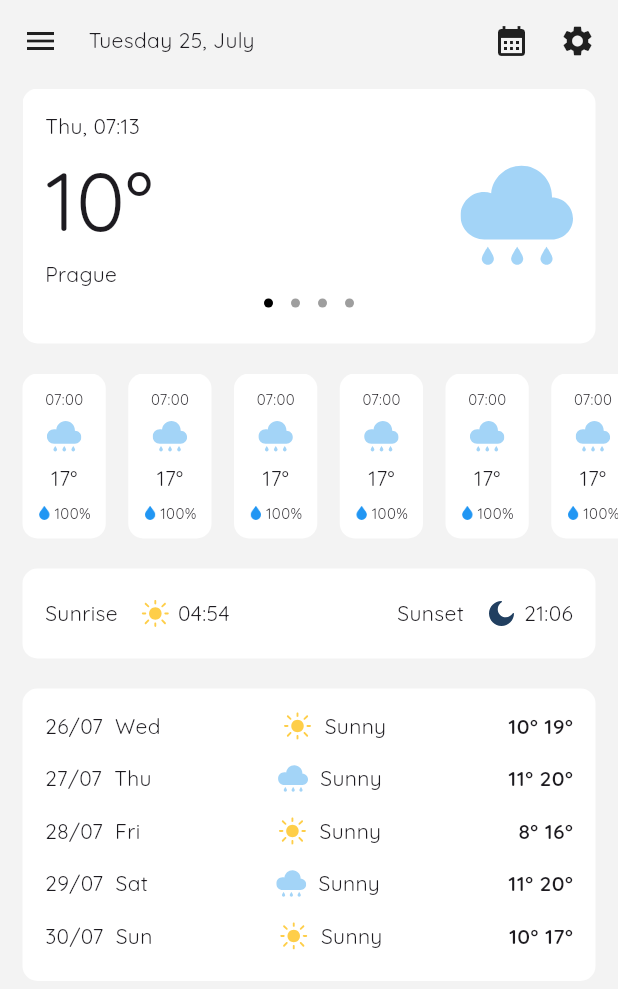
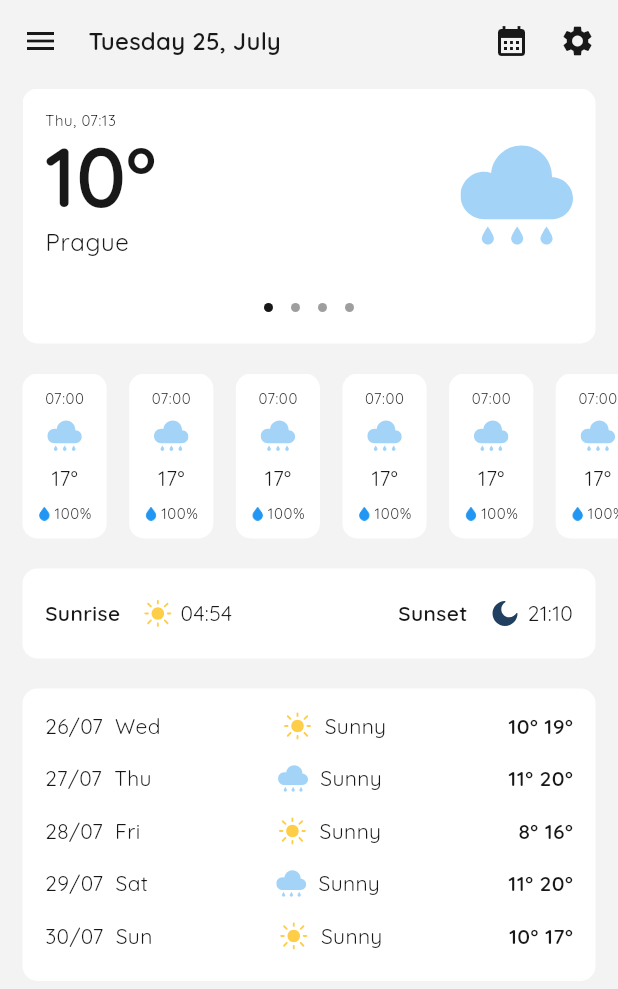
Before and after one commit to mkljucevic/weather_app, a Flutter app: the screen it shows after launch, on a phone screen of 412 x 824 dp. Shown: the top 989 px of the screen. Run offline on Flutter 3.47's test engine with Material 3 defaults, Android fonts, the phone set to English and light mode, and no system bars; drawn by our look-alikes of dots_indicator; our stand-ins replace flutter_svg.

Commit message:
feat: implement custom styles throughout app

```diff
--- a/lib/components/daily_forecast_card.dart
+++ b/lib/components/daily_forecast_card.dart
@@ -11,7 +11,7 @@ class DailyForecastCard extends StatelessWidget {
       padding: const EdgeInsets.all(15),
       decoration: BoxDecoration(
         borderRadius: BorderRadius.circular(10),
-        color: Colors.white,
+        color: Theme.of(context).cardColor,
       ),
       child: const Column(
         children: [
@@ -83,22 +83,23 @@ class DailyForecastRow extends StatelessWidget {
       children: [
         Row(
           children: [
-            Text(date),
+            Text(date, style: Theme.of(context).textTheme.bodyMedium),
             const SizedBox(width: 8),
-            Text(day),
+            Text(day, style: Theme.of(context).textTheme.bodyMedium),
           ],
         ),
         Row(
           children: [
             SvgPicture.asset(iconSrc, width: 20, height: 20),
             const SizedBox(width: 8),
-            const Text('Sunny'),
+            Text('Sunny', style: Theme.of(context).textTheme.bodyMedium),
           ],
         ),
-        Text(
-          '$tempLow° $tempHigh°',
-          style: const TextStyle(fontWeight: FontWeight.bold),
-        ),
+        Text('$tempLow° $tempHigh°',
+            style: Theme.of(context)
+                .textTheme
+                .bodyMedium
+                ?.copyWith(fontWeight: FontWeight.w600)),
       ],
     );
   }
--- a/lib/components/hourly_forecast_card.dart
+++ b/lib/components/hourly_forecast_card.dart
@@ -10,28 +10,31 @@ class HourlyForecastCard extends StatelessWidget {
       padding: const EdgeInsets.symmetric(horizontal: 10, vertical: 10),
       decoration: BoxDecoration(
         borderRadius: BorderRadius.circular(10),
-        color: Colors.white,
+        color: Theme.of(context).cardColor,
       ),
       child: Column(
         mainAxisAlignment: MainAxisAlignment.spaceBetween,
         children: [
-          const Text(
+          Text(
             '07:00',
-            style: TextStyle(fontSize: 10),
+            style: Theme.of(context).textTheme.bodySmall,
           ),
           SvgPicture.asset(
             'assets/rain.svg',
             width: 23,
             height: 23,
           ),
-          const Text('17°'),
+          Text(
+            '17°',
+            style: Theme.of(context).textTheme.bodyMedium,
+          ),
           Row(
             children: [
               Image.asset('assets/raindrop.png', scale: 3.5),
               const SizedBox(width: 2),
-              const Text(
+              Text(
                 '100%',
-                style: TextStyle(fontSize: 10),
+                style: Theme.of(context).textTheme.bodySmall,
               ),
             ],
           ),
--- a/lib/components/main_weather_display_card.dart
+++ b/lib/components/main_weather_display_card.dart
@@ -9,7 +9,7 @@ class MainWeatherDisplayCard extends StatelessWidget {
   Widget build(BuildContext context) {
     return Container(
       decoration: BoxDecoration(
-        color: Colors.white,
+        color: Theme.of(context).cardColor,
         borderRadius: BorderRadius.circular(10),
       ),
       child: Padding(
@@ -17,18 +17,21 @@ class MainWeatherDisplayCard extends StatelessWidget {
         child: Column(
           crossAxisAlignment: CrossAxisAlignment.start,
           children: [
-            const Text('Thu, 07:13'),
+            Text('Thu, 07:13', style: Theme.of(context).textTheme.bodySmall),
             Row(
               mainAxisAlignment: MainAxisAlignment.spaceBetween,
               children: [
-                const Column(
+                Column(
                   crossAxisAlignment: CrossAxisAlignment.start,
                   children: [
                     Text(
                       '10°',
-                      style: TextStyle(fontSize: 55),
+                      style: Theme.of(context).textTheme.displayLarge,
                     ),
-                    Text('Prague'),
+                    Text(
+                      'Prague',
+                      style: Theme.of(context).textTheme.bodyLarge,
+                    ),
                   ],
                 ),
                 SvgPicture.asset(
@@ -38,15 +41,16 @@ class MainWeatherDisplayCard extends StatelessWidget {
                 ),
               ],
             ),
+            const Spacer(),
             Center(
               child: DotsIndicator(
                 dotsCount: 4,
                 position: 0,
-                decorator: const DotsDecorator(
-                  size: Size(6, 6),
-                  activeSize: Size(6, 6),
+                decorator: DotsDecorator(
+                  size: const Size(6, 6),
+                  activeSize: const Size(6, 6),
                   color: Colors.grey, // Inactive color
-                  activeColor: Colors.black,
+                  activeColor: Theme.of(context).textTheme.bodyMedium?.color,
                 ),
               ),
             ),
--- a/lib/components/sunset_sunrise_card.dart
+++ b/lib/components/sunset_sunrise_card.dart
@@ -12,11 +12,17 @@ class SunriseSunsetCard extends StatelessWidget {
       padding: const EdgeInsets.symmetric(vertical: 20, horizontal: 15),
       decoration: BoxDecoration(
         borderRadius: BorderRadius.circular(10),
-        color: Colors.white,
+        color: Theme.of(context).cardColor,
       ),
       child: Row(
         children: [
-          const Text('Sunrise'),
+          Text(
+            'Sunrise',
+            style: Theme.of(context)
+                .textTheme
+                .bodyMedium
+                ?.copyWith(fontWeight: FontWeight.w600),
+          ),
           const SizedBox(width: 15),
           SvgPicture.asset(
             'assets/sun.svg',
@@ -24,9 +30,18 @@ class SunriseSunsetCard extends StatelessWidget {
             height: 20,
           ),
           const SizedBox(width: 5),
-          const Text('04:54'),
+          Text(
+            '04:54',
+            style: Theme.of(context).textTheme.bodyMedium,
+          ),
           const Spacer(),
-          const Text('Sunset'),
+          Text(
+            'Sunset',
+            style: Theme.of(context)
+                .textTheme
+                .bodyMedium
+                ?.copyWith(fontWeight: FontWeight.w600),
+          ),
           const SizedBox(width: 15),
           SvgPicture.asset(
             'assets/moon.svg',
@@ -34,7 +49,10 @@ class SunriseSunsetCard extends StatelessWidget {
             height: 20,
           ),
           const SizedBox(width: 5),
-          const Text('21:06'),
+          Text(
+            '21:10',
+            style: Theme.of(context).textTheme.bodyMedium,
+          ),
         ],
       ),
     );
--- a/lib/styles/custom_theme_data.dart
+++ b/lib/styles/custom_theme_data.dart
@@ -4,13 +4,89 @@ import 'package:weather_app/styles/colors.dart';
 final ThemeData cLightThemeData = ThemeData(
   scaffoldBackgroundColor: cBgColorLight,
 
-  // fonts
+  cardColor: cCardBgLight,
+  iconTheme: const IconThemeData(
+    color: cTextColorLight,
+  ),
+
+  // text and fonts
   fontFamily: 'Quicksand',
+  textTheme: const TextTheme(
+    // for main weather temperature display
+    displayLarge: TextStyle(
+      fontSize: 55,
+      fontWeight: FontWeight.w600,
+      color: cTextColorLight,
+    ),
+
+    // for top-header title
+    titleMedium: TextStyle(
+      fontSize: 16,
+      fontWeight: FontWeight.w600,
+      color: cTextColorLight,
+    ),
+
+    // smallest app font
+    bodySmall: TextStyle(
+      fontSize: 10,
+      color: cTextColorLight,
+    ),
+
+    // medium app font
+    bodyMedium: TextStyle(
+      fontSize: 14,
+      color: cTextColorLight,
+    ),
+
+    // large app font
+    bodyLarge: TextStyle(
+      fontSize: 16,
+      color: cTextColorLight,
+    ),
+  ),
 );
 
 final ThemeData cDarkThemeData = ThemeData(
   scaffoldBackgroundColor: cBgColorDark,
 
-  // fonts
+  cardColor: cCardBgDark,
+  iconTheme: const IconThemeData(
+    color: cTextColorDark,
+  ),
+
+  // text and fonts
   fontFamily: 'Quicksand',
+  textTheme: const TextTheme(
+    // for main weather temperature display
+    displayLarge: TextStyle(
+      fontSize: 55,
+      fontWeight: FontWeight.w600,
+      color: cTextColorDark,
+    ),
+
+    // for top-header title
+    titleMedium: TextStyle(
+      fontSize: 16,
+      fontWeight: FontWeight.w600,
+      color: cTextColorDark,
+    ),
+
+    // smallest app font
+    bodySmall: TextStyle(
+      fontSize: 10,
+      color: cTextColorDark,
+    ),
+
+    // medium app font
+    bodyMedium: TextStyle(
+      fontSize: 14,
+      color: cTextColorDark,
+    ),
+
+    // large app font
+    bodyLarge: TextStyle(
+      fontSize: 16,
+      color: cTextColorDark,
+    ),
+  ),
 );
--- a/lib/views/home_page.dart
+++ b/lib/views/home_page.dart
@@ -36,9 +36,9 @@ class _HomePageState extends State<HomePage> {
                       child: const Icon(Icons.menu),
                     ),
                     const SizedBox(width: 20),
-                    const Text(
+                    Text(
                       'Tuesday 25, July',
-                      style: TextStyle(fontFamily: 'Quicksand'),
+                      style: Theme.of(context).textTheme.titleMedium,
                     ),
                     const Spacer(),
                     const Icon(Icons.calendar_month),
```
